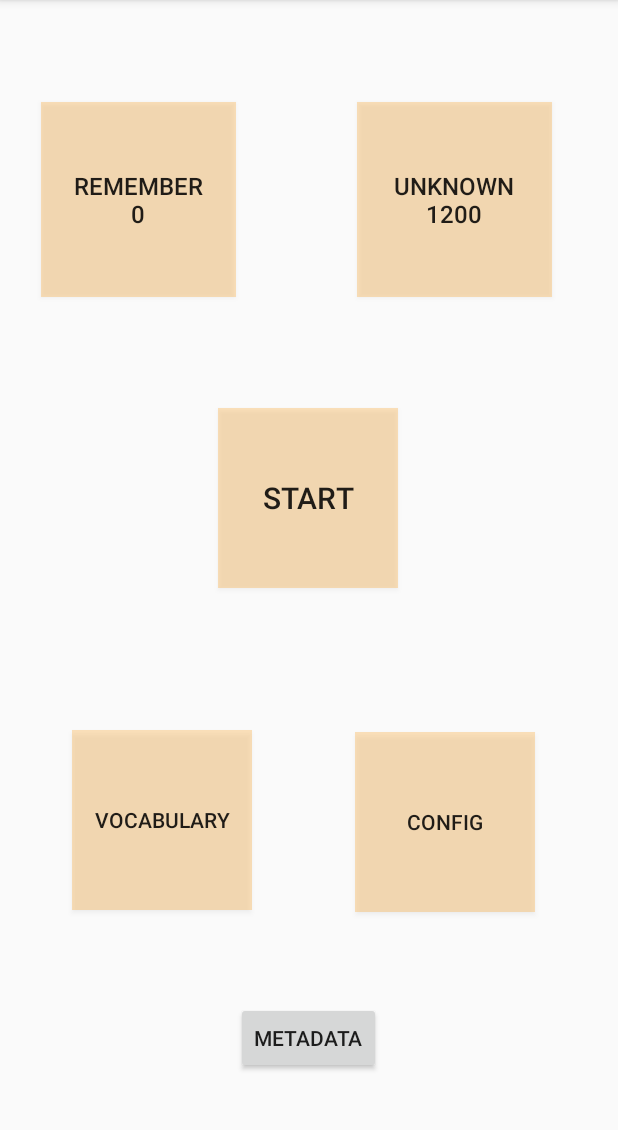
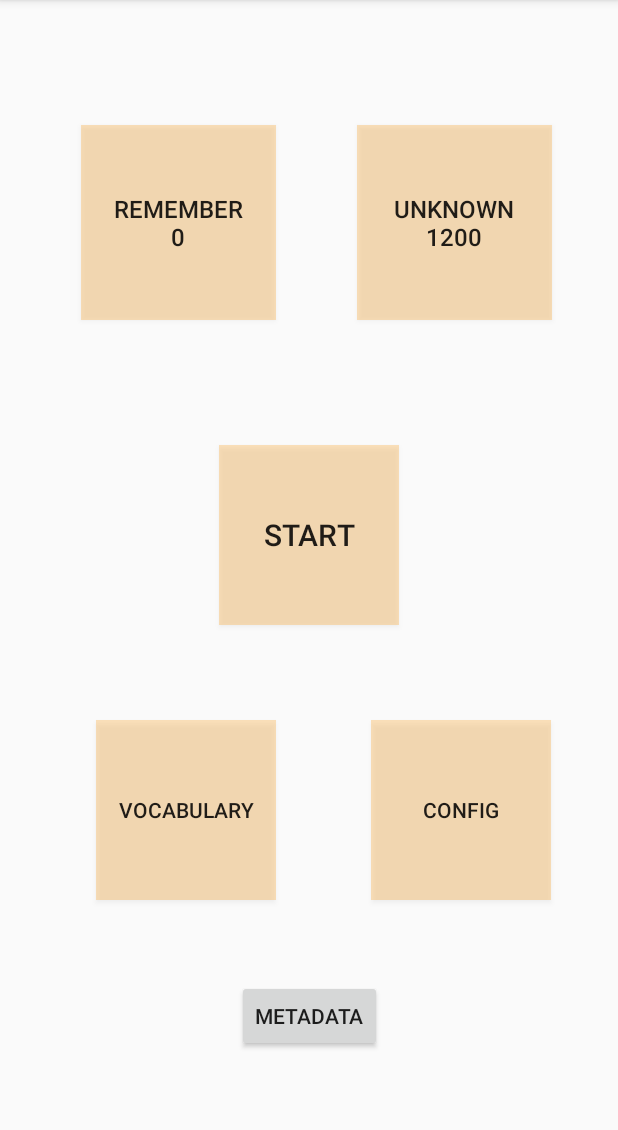
Before and after one commit to cacaoMath/PLACE, an Android app: the screen it shows after launch once a user with an empty profile is signed in (MainActivity), on a phone screen of 412 x 824 dp, the part 84-1214 px from its top. Run offline under Robolectric (Android 15) with nearby library versions, the phone set to English and light mode, and no system bars; our stand-ins replace Firebase (no records; nobody signed in at launch, a user with empty details on screens opened directly).

Commit message:
メイン画面のUIの調整，

```diff
--- a/app/src/main/java/com/example/place/TitleActivity.kt
+++ b/app/src/main/java/com/example/place/TitleActivity.kt
@@ -18,7 +18,7 @@ class TitleActivity : AppCompatActivity() {
         val intent = Intent(this, LoginActivity::class.java)
         startActivity(intent)
 
-        // ここでfinish()を呼ばないとMainActivityでAndroidの戻るボタンを押すとスプラッシュ画面に戻ってしまう
+        // ここでfinish()を呼ばないと遷移後のActivityでAndroidの戻るボタンを押すとスプラッシュ画面に戻ってしまう
         finish()
     }
 
@@ -26,8 +26,8 @@ class TitleActivity : AppCompatActivity() {
         super.onCreate(savedInstanceState)
         setContentView(R.layout.activity_title)
 
-        // スプラッシュ表示1000ms(1秒)後にrunnableを呼んでMainActivityへ遷移させる
-        handler.postDelayed(runnable, 1000)
+        // スプラッシュ表示Nms(N秒)後にrunnableを呼んでTitleActivityへ遷移させる
+        handler.postDelayed(runnable, 2000)
     }
 
     override fun onStop() {
--- a/app/src/main/res/layout/activity_main.xml
+++ b/app/src/main/res/layout/activity_main.xml
@@ -1,6 +1,5 @@
 <?xml version="1.0" encoding="utf-8"?>
-<androidx.constraintlayout.widget.ConstraintLayout
-    xmlns:android="http://schemas.android.com/apk/res/android"
+<androidx.constraintlayout.widget.ConstraintLayout xmlns:android="http://schemas.android.com/apk/res/android"
     xmlns:app="http://schemas.android.com/apk/res-auto"
     xmlns:tools="http://schemas.android.com/tools"
     android:layout_width="match_parent"
@@ -13,84 +12,88 @@
         android:layout_width="120dp"
         android:layout_height="120dp"
         android:layout_marginStart="8dp"
-        android:layout_marginTop="272dp"
         android:layout_marginEnd="8dp"
         android:background="@color/colorDefault"
         android:scaleType="fitXY"
         android:text="@string/startBtn"
         android:textSize="20dp"
+        app:layout_constraintBottom_toTopOf="@+id/meta_btn"
         app:layout_constraintEnd_toEndOf="parent"
-        app:layout_constraintHorizontal_bias="0.498"
+        app:layout_constraintHorizontal_bias="0.5"
         app:layout_constraintStart_toStartOf="parent"
-        app:layout_constraintTop_toTopOf="parent" />
+        app:layout_constraintTop_toTopOf="parent"
+        app:layout_constraintVertical_bias="0.556" />
 
     <Button
         android:id="@+id/vocabulary_btn"
         android:layout_width="120dp"
         android:layout_height="120dp"
-        android:layout_marginStart="48dp"
-        android:layout_marginBottom="152dp"
         android:background="@color/colorDefault"
         android:scaleType="fitXY"
         android:text="@string/vocabBtn"
         app:layout_constraintBottom_toBottomOf="parent"
+        app:layout_constraintEnd_toEndOf="parent"
+        app:layout_constraintEnd_toStartOf="@+id/config_btn"
+        app:layout_constraintHorizontal_bias="0.5"
         app:layout_constraintStart_toStartOf="parent"
         app:layout_constraintTop_toBottomOf="@+id/remember_btn"
-        app:layout_constraintVertical_bias="0.969" />
+        app:layout_constraintVertical_bias="0.614" />
 
     <Button
         android:id="@+id/config_btn"
         android:layout_width="120dp"
         android:layout_height="120dp"
-        android:layout_marginEnd="24dp"
-        android:layout_marginBottom="160dp"
         android:background="@color/colorDefault"
         android:scaleType="fitXY"
         android:text="@string/configBtn"
         app:layout_constraintBottom_toBottomOf="parent"
         app:layout_constraintEnd_toEndOf="parent"
-        app:layout_constraintHorizontal_bias="0.686"
-        app:layout_constraintStart_toEndOf="@+id/vocabulary_btn"
+        app:layout_constraintHorizontal_bias="0.848"
+        app:layout_constraintStart_toStartOf="parent"
         app:layout_constraintTop_toBottomOf="@+id/unknown_btn"
-        app:layout_constraintVertical_bias="1.0" />
+        app:layout_constraintVertical_bias="0.614" />
 
     <Button
         android:id="@+id/remember_btn"
         android:layout_width="130dp"
         android:layout_height="130dp"
-        android:layout_marginStart="16dp"
-        android:layout_marginTop="68dp"
         android:background="@color/colorDefault"
         android:scaleType="fitXY"
         android:text="@string/rememberBtn"
         android:textSize="16sp"
+        app:layout_constraintBottom_toBottomOf="parent"
+        app:layout_constraintEnd_toEndOf="parent"
         app:layout_constraintEnd_toStartOf="@+id/unknown_btn"
-        app:layout_constraintHorizontal_bias="0.12"
+        app:layout_constraintHorizontal_bias="0.5"
         app:layout_constraintStart_toStartOf="parent"
-        app:layout_constraintTop_toTopOf="parent" />
+        app:layout_constraintTop_toTopOf="parent"
+        app:layout_constraintVertical_bias="0.131" />
 
     <Button
         android:id="@+id/unknown_btn"
         android:layout_width="130dp"
         android:layout_height="130dp"
-        android:layout_marginTop="68dp"
-        android:layout_marginEnd="44dp"
         android:background="@color/colorDefault"
         android:scaleType="fitXY"
         android:text="@string/unknownBtn"
         android:textSize="16sp"
+        app:layout_constraintBottom_toBottomOf="parent"
         app:layout_constraintEnd_toEndOf="parent"
-        app:layout_constraintTop_toTopOf="parent" />
+        app:layout_constraintHorizontal_bias="0.843"
+        app:layout_constraintStart_toStartOf="parent"
+        app:layout_constraintTop_toTopOf="parent"
+        app:layout_constraintVertical_bias="0.131" />
 
     <Button
         android:id="@+id/meta_btn"
         android:layout_width="wrap_content"
         android:layout_height="wrap_content"
-        android:layout_marginBottom="52dp"
         android:text="Metadata"
         app:layout_constraintBottom_toBottomOf="parent"
         app:layout_constraintEnd_toEndOf="parent"
-        app:layout_constraintHorizontal_bias="0.498"
-        app:layout_constraintStart_toStartOf="parent" />
+        app:layout_constraintHorizontal_bias="0.5"
+        app:layout_constraintStart_toStartOf="parent"
+        app:layout_constraintTop_toTopOf="parent"
+        app:layout_constraintVertical_bias="0.907" />
 
 </androidx.constraintlayout.widget.ConstraintLayout>
```
Also changed, not shown: app/src/main/java/com/example/place/LoginActivity.kt (+16 -10 lines), app/src/main/res/layout/activity_login.xml (+13 -1 lines).
